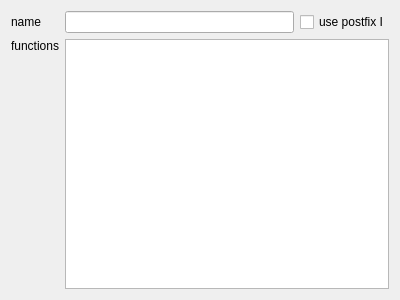
This is CodeCreator/GeneratorInterface.ui in Ulle84/UllesSourceCode as Qt 5 draws it before an edit. The edited form follows.
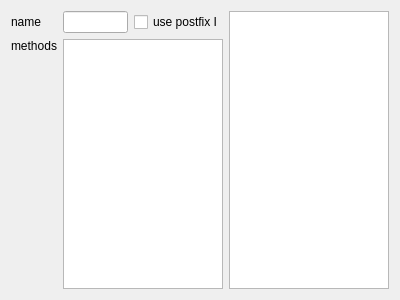
This is the edited form.

```diff
--- a/CodeCreator/GeneratorInterface.ui
+++ b/CodeCreator/GeneratorInterface.ui
@@ -19,7 +19,7 @@
      <item row="1" column="0">
       <widget class="QLabel" name="label_2">
        <property name="text">
-        <string>functions</string>
+        <string>methods</string>
        </property>
        <property name="alignment">
         <set>Qt::AlignLeading|Qt::AlignLeft|Qt::AlignTop</set>
@@ -48,6 +48,9 @@
      </item>
     </layout>
    </item>
+   <item row="0" column="1">
+    <widget class="QPlainTextEdit" name="plainTextEditTestOutput"/>
+   </item>
   </layout>
  </widget>
  <resources/>
```
